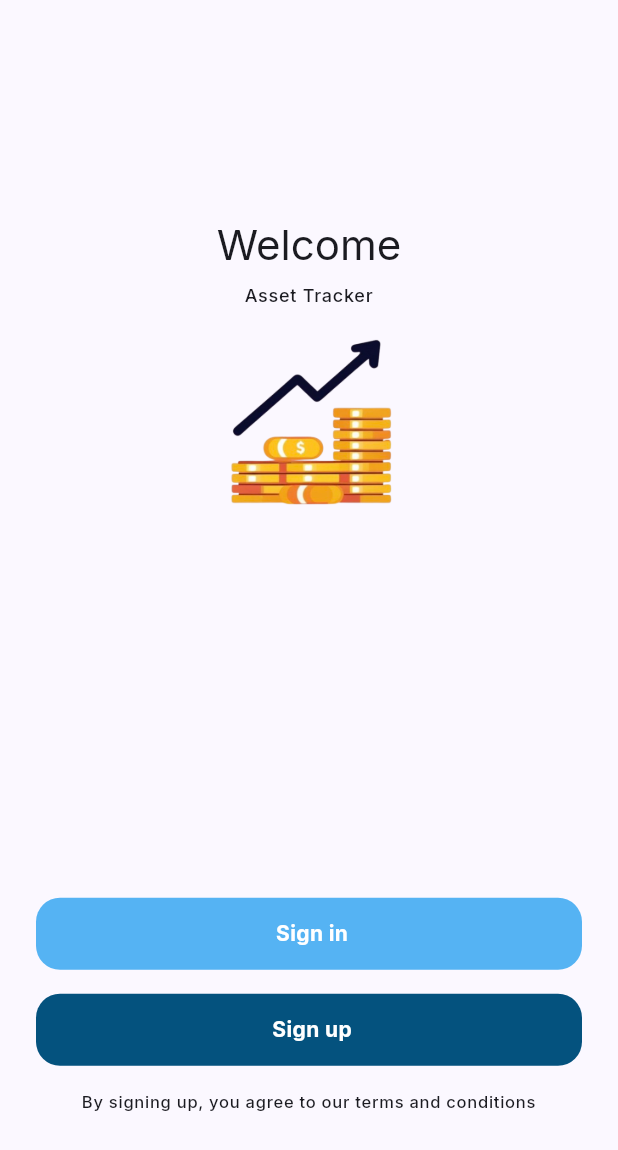
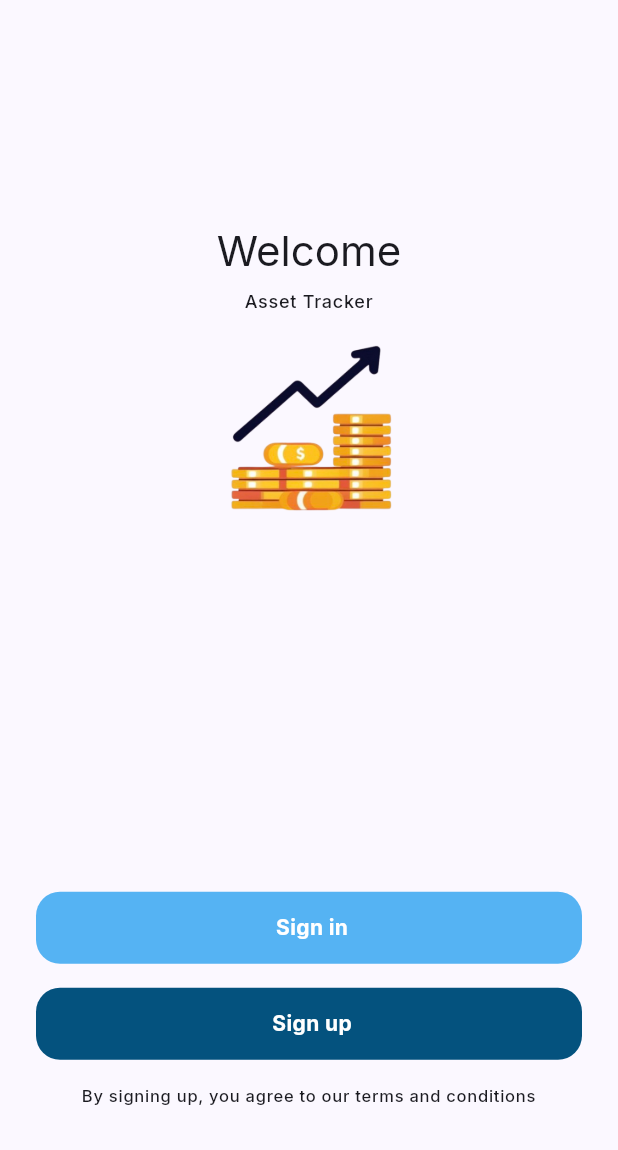
Before and after one commit to burakkoc5/asset_tracker, a Flutter app: the screen it shows after launch, on a phone screen of 412 x 824 dp. Shown: the top 1150 px of the screen. Run offline on Flutter 3.47's test engine with Material 3 defaults, Android fonts, the phone set to English and light mode, and no system bars; our stand-ins replace auto_route, google_fonts.

Commit message:
All sizedBoxes generated from Paddings enum

```diff
--- a/lib/core/widgets/container_button.dart
+++ b/lib/core/widgets/container_button.dart
@@ -1,4 +1,5 @@
 import 'package:asset_tracker/core/theme/app_colors.dart';
+import 'package:asset_tracker/core/theme/paddings.dart';
 import 'package:asset_tracker/core/theme/radiuses.dart';
 import 'package:flutter/material.dart';
 
@@ -41,7 +42,7 @@ class AppContainerButton extends StatelessWidget {
           child: Row(
             mainAxisAlignment: MainAxisAlignment.center,
             children: [
-              SizedBox(width: isBig ? 8 : 0),
+              isBig ? Paddings.xs.horizontal : Container(),
               Expanded(child: center),
             ],
           ),
--- a/lib/features/auth/presentation/registration_screen.dart
+++ b/lib/features/auth/presentation/registration_screen.dart
@@ -70,9 +70,7 @@ class _RegistrationScreenState extends State<RegistrationScreen>
                   'Welcome',
                   style: Theme.of(context).textTheme.headlineMedium,
                 ),
-                const SizedBox(
-                  height: 8,
-                ),
+                Paddings.xs.vertical,
                 Text(
                   'Asset Tracker',
                   textAlign: TextAlign.center,
@@ -85,9 +83,7 @@ class _RegistrationScreenState extends State<RegistrationScreen>
                 ),
               ],
             ),
-            const SizedBox(
-              height: 80,
-            ),
+            Paddings.xxxl.vertical,
             Column(
               children: [
                 AppContainerButton(
@@ -107,9 +103,7 @@ class _RegistrationScreenState extends State<RegistrationScreen>
                         ));
                   },
                 ),
-                const SizedBox(
-                  height: 16,
-                ),
+                Paddings.sm.vertical,
                 AppContainerButton(
                   center: Center(
                     child: Text(
@@ -128,9 +122,7 @@ class _RegistrationScreenState extends State<RegistrationScreen>
                     );
                   },
                 ),
-                const SizedBox(
-                  height: 16,
-                ),
+                Paddings.sm.vertical,
                 Text(
                   'By signing up, you agree to our terms and conditions',
                   style: Theme.of(context).textTheme.labelSmall,
--- a/lib/features/auth/presentation/signup_form.dart
+++ b/lib/features/auth/presentation/signup_form.dart
@@ -32,7 +32,7 @@ class SignupForm extends StatelessWidget {
           validator:
               FormValidators.fullnameValidate, // Applying fullname validator
         ),
-        const SizedBox(height: 16),
+        Paddings.sm.vertical,
         const Text(
           'Email address',
         ),
@@ -46,7 +46,7 @@ class SignupForm extends StatelessWidget {
           ),
           validator: FormValidators.emailValidate, // Applying email validator
         ),
-        const SizedBox(height: 16),
+        Paddings.sm.vertical,
         const Text(
           'Password',
         ),
@@ -94,7 +94,7 @@ class SignupForm extends StatelessWidget {
             crossAxisAlignment: CrossAxisAlignment.start,
             children: [
               textFieldBuilder(context),
-              const SizedBox(height: 20),
+              Paddings.sm.vertical,
               registerButton(context),
             ],
           ),
```
